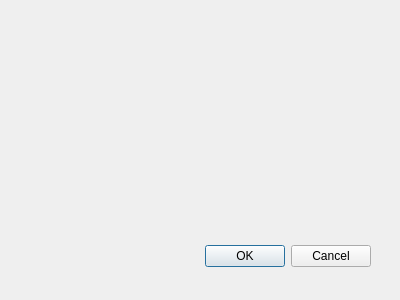
First picture: the form in src/UI/object/objectsettings.ui, repository lan-hx/gldemo, before the edit.
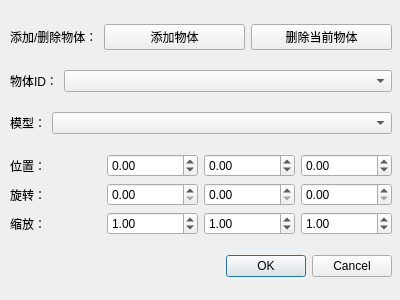
Second picture: the form after the edit.

What changed in the file:
```diff
--- a/src/UI/object/objectsettings.ui
+++ b/src/UI/object/objectsettings.ui
@@ -15,21 +15,245 @@
   <property name="windowTitle">
    <string>Dialog</string>
   </property>
-  <widget name="buttonBox" class="QDialogButtonBox">
+  <widget class="QWidget" name="verticalLayoutWidget">
    <property name="geometry">
     <rect>
-     <x>30</x>
-     <y>240</y>
-     <width>341</width>
-     <height>32</height>
+     <x>10</x>
+     <y>10</y>
+     <width>382</width>
+     <height>281</height>
     </rect>
    </property>
-   <property name="orientation">
-    <enum>Qt::Horizontal</enum>
-   </property>
-   <property name="standardButtons">
-    <set>QDialogButtonBox::Cancel|QDialogButtonBox::Ok</set>
-   </property>
+   <layout class="QVBoxLayout" name="verticalLayout">
+    <item>
+     <layout class="QHBoxLayout" name="horizontalLayout_2">
+      <item>
+       <widget class="QLabel" name="newobj_label">
+        <property name="sizePolicy">
+         <sizepolicy hsizetype="Preferred" vsizetype="Preferred">
+          <horstretch>0</horstretch>
+          <verstretch>0</verstretch>
+         </sizepolicy>
+        </property>
+        <property name="text">
+         <string>添加/删除物体：</string>
+        </property>
+       </widget>
+      </item>
+      <item>
+       <widget class="QPushButton" name="newobj">
+        <property name="sizePolicy">
+         <sizepolicy hsizetype="Expanding" vsizetype="Fixed">
+          <horstretch>0</horstretch>
+          <verstretch>0</verstretch>
+         </sizepolicy>
+        </property>
+        <property name="text">
+         <string>添加物体</string>
+        </property>
+       </widget>
+      </item>
+      <item>
+       <widget class="QPushButton" name="delobj">
+        <property name="sizePolicy">
+         <sizepolicy hsizetype="Expanding" vsizetype="Fixed">
+          <horstretch>0</horstretch>
+          <verstretch>0</verstretch>
+         </sizepolicy>
+        </property>
+        <property name="text">
+         <string>删除当前物体</string>
+        </property>
+       </widget>
+      </item>
+     </layout>
+    </item>
+    <item>
+     <layout class="QHBoxLayout" name="horizontalLayout">
+      <item>
+       <widget class="QLabel" name="id_label">
+        <property name="text">
+         <string>物体ID：</string>
+        </property>
+       </widget>
+      </item>
+      <item>
+       <widget class="QComboBox" name="id">
+        <property name="sizePolicy">
+         <sizepolicy hsizetype="Expanding" vsizetype="Fixed">
+          <horstretch>0</horstretch>
+          <verstretch>0</verstretch>
+         </sizepolicy>
+        </property>
+       </widget>
+      </item>
+     </layout>
+    </item>
+    <item>
+     <layout class="QHBoxLayout" name="horizontalLayout_3">
+      <item>
+       <widget class="QLabel" name="model_label">
+        <property name="text">
+         <string>模型：</string>
+        </property>
+       </widget>
+      </item>
+      <item>
+       <widget class="QComboBox" name="model">
+        <property name="sizePolicy">
+         <sizepolicy hsizetype="Expanding" vsizetype="Fixed">
+          <horstretch>0</horstretch>
+          <verstretch>0</verstretch>
+         </sizepolicy>
+        </property>
+       </widget>
+      </item>
+     </layout>
+    </item>
+    <item>
+     <layout class="QGridLayout" name="gridLayout">
+      <item row="0" column="0">
+       <widget class="QLabel" name="position_label">
+        <property name="text">
+         <string>位置：</string>
+        </property>
+       </widget>
+      </item>
+      <item row="0" column="2">
+       <widget class="QDoubleSpinBox" name="position_y">
+        <property name="minimum">
+         <double>-9999.000000000000000</double>
+        </property>
+        <property name="maximum">
+         <double>9999.000000000000000</double>
+        </property>
+        <property name="singleStep">
+         <double>0.100000000000000</double>
+        </property>
+       </widget>
+      </item>
+      <item row="2" column="0">
+       <widget class="QLabel" name="scale_label">
+        <property name="text">
+         <string>缩放：</string>
+        </property>
+       </widget>
+      </item>
+      <item row="1" column="0">
+       <widget class="QLabel" name="retation_label">
+        <property name="text">
+         <string>旋转：</string>
+        </property>
+       </widget>
+      </item>
+      <item row="0" column="1">
+       <widget class="QDoubleSpinBox" name="position_x">
+        <property name="minimum">
+         <double>-9999.000000000000000</double>
+        </property>
+        <property name="maximum">
+         <double>9999.000000000000000</double>
+        </property>
+        <property name="singleStep">
+         <double>0.100000000000000</double>
+        </property>
+       </widget>
+      </item>
+      <item row="0" column="3">
+       <widget class="QDoubleSpinBox" name="position_z">
+        <property name="minimum">
+         <double>-9999.000000000000000</double>
+        </property>
+        <property name="maximum">
+         <double>9999.000000000000000</double>
+        </property>
+        <property name="singleStep">
+         <double>0.100000000000000</double>
+        </property>
+       </widget>
+      </item>
+      <item row="1" column="1">
+       <widget class="QDoubleSpinBox" name="rotation_x">
+        <property name="minimum">
+         <double>0.000000000000000</double>
+        </property>
+        <property name="maximum">
+         <double>360.000000000000000</double>
+        </property>
+       </widget>
+      </item>
+      <item row="1" column="2">
+       <widget class="QDoubleSpinBox" name="rotation_y">
+        <property name="minimum">
+         <double>0.000000000000000</double>
+        </property>
+        <property name="maximum">
+         <double>360.000000000000000</double>
+        </property>
+       </widget>
+      </item>
+      <item row="1" column="3">
+       <widget class="QDoubleSpinBox" name="rotation_z">
+        <property name="minimum">
+         <double>0.000000000000000</double>
+        </property>
+        <property name="maximum">
+         <double>360.000000000000000</double>
+        </property>
+       </widget>
+      </item>
+      <item row="2" column="1">
+       <widget class="QDoubleSpinBox" name="scale_x">
+        <property name="minimum">
+         <double>0.010000000000000</double>
+        </property>
+        <property name="singleStep">
+         <double>0.100000000000000</double>
+        </property>
+        <property name="value">
+         <double>1.000000000000000</double>
+        </property>
+       </widget>
+      </item>
+      <item row="2" column="2">
+       <widget class="QDoubleSpinBox" name="scale_y">
+        <property name="minimum">
+         <double>0.010000000000000</double>
+        </property>
+        <property name="singleStep">
+         <double>0.100000000000000</double>
+        </property>
+        <property name="value">
+         <double>1.000000000000000</double>
+        </property>
+       </widget>
+      </item>
+      <item row="2" column="3">
+       <widget class="QDoubleSpinBox" name="scale_z">
+        <property name="minimum">
+         <double>0.010000000000000</double>
+        </property>
+        <property name="singleStep">
+         <double>0.100000000000000</double>
+        </property>
+        <property name="value">
+         <double>1.000000000000000</double>
+        </property>
+       </widget>
+      </item>
+     </layout>
+    </item>
+    <item>
+     <widget class="QDialogButtonBox" name="buttonBox">
+      <property name="orientation">
+       <enum>Qt::Horizontal</enum>
+      </property>
+      <property name="standardButtons">
+       <set>QDialogButtonBox::Cancel|QDialogButtonBox::Ok</set>
+      </property>
+     </widget>
+    </item>
+   </layout>
   </widget>
  </widget>
  <pixmapfunction/>
```
Left out of the diff: 7 changed lines with no effect on the pictures.
